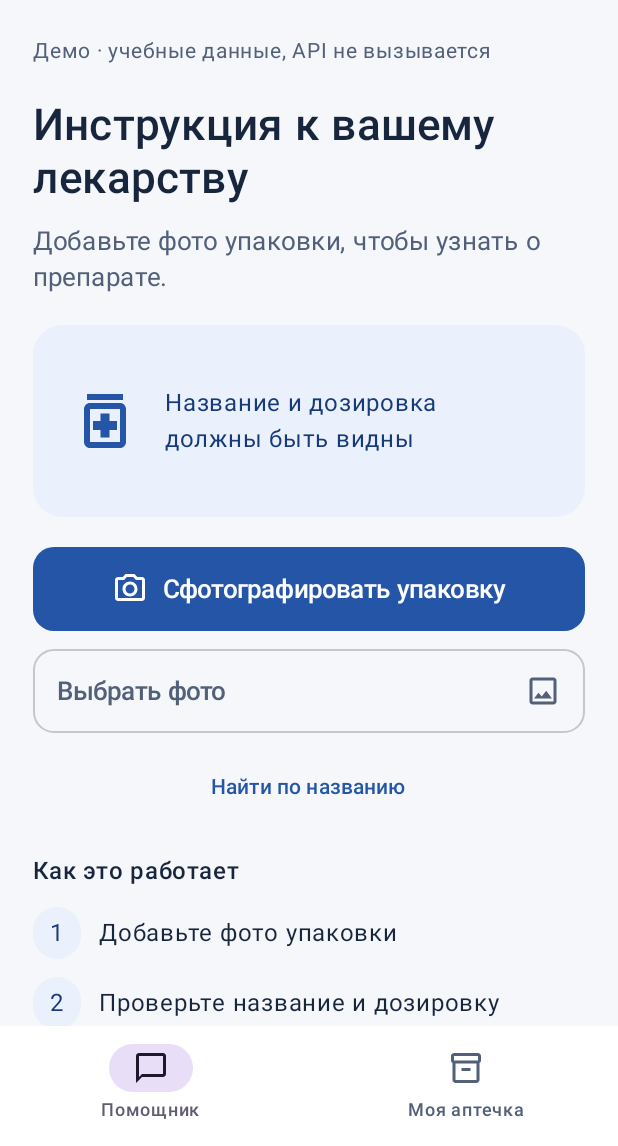
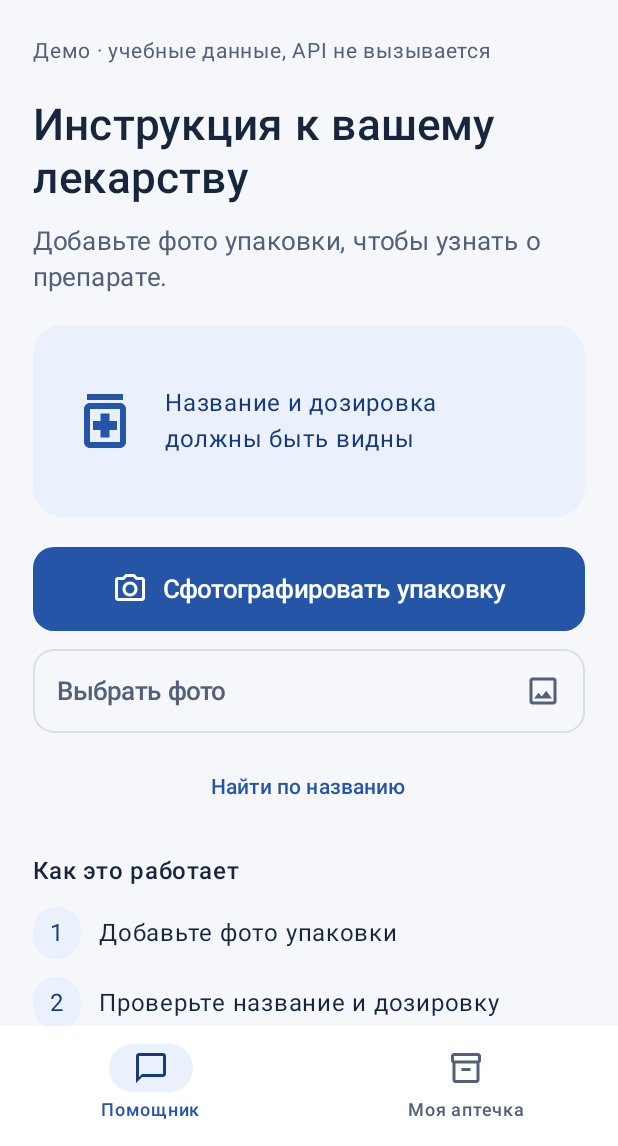
Before and after one commit to little3snake/medicine-box-assistant, an Android app built with Jetpack Compose: the screen it shows after launch (MainActivity), on a phone screen of 412 x 824 dp, the part 90-1236 px from its top. Run offline under Robolectric (Android 15) with nearby library versions, the phone set to English and light mode, and no system bars.

Commit message:
Align navigation with blue theme and record emulator visual verification

```diff
--- a/android/app/src/main/java/com/medicineboxassistant/MainActivity.kt
+++ b/android/app/src/main/java/com/medicineboxassistant/MainActivity.kt
@@ -51,10 +51,12 @@ class MainActivity : ComponentActivity() {
                 MaterialTheme(colorScheme = lightColorScheme(
                     primary = Color(0xFF2455A6), onPrimary = Color.White,
                     primaryContainer = Color(0xFFEAF0FC), onPrimaryContainer = Color(0xFF173B78),
+                    secondary = Color(0xFF2455A6), onSecondary = Color.White,
+                    secondaryContainer = Color(0xFFEAF0FC), onSecondaryContainer = Color(0xFF173B78),
                     background = Color(0xFFF5F7FB), onBackground = Color(0xFF18263D),
                     surface = Color.White, onSurface = Color(0xFF18263D),
                     surfaceVariant = Color(0xFFEDF1F8), onSurfaceVariant = Color(0xFF526079),
-                    outline = Color(0xFF748197)
+                    outline = Color(0xFF748197), outlineVariant = Color(0xFFD8DFEB)
                 )) { MedicineApp(model) }
             }
         }
```
Also changed, not shown: 1 other file.
